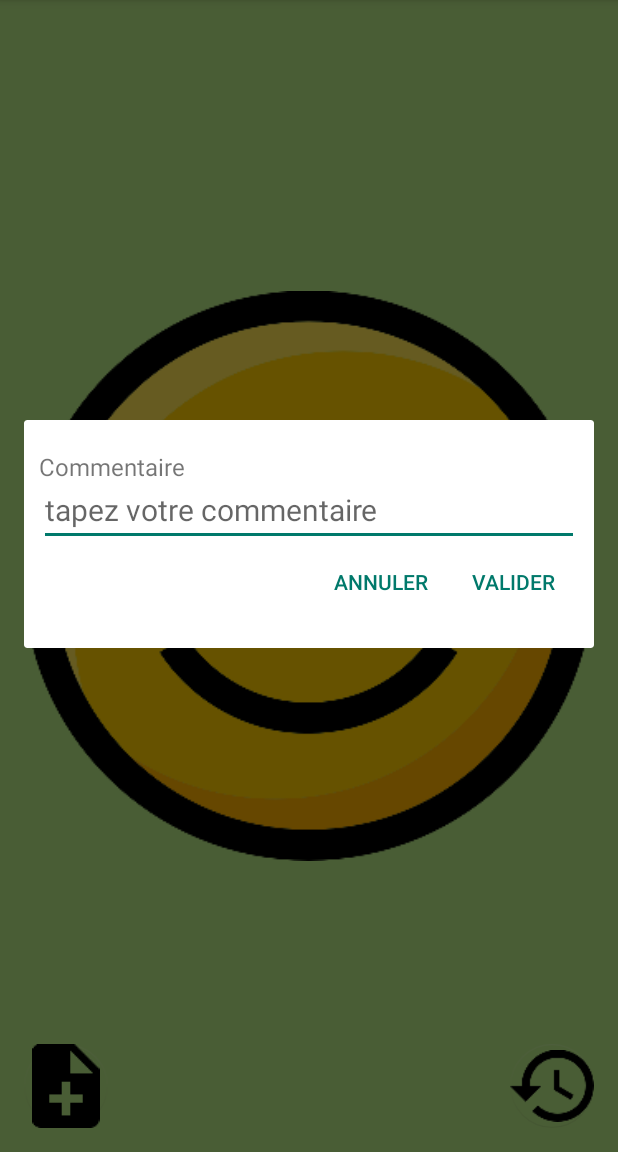
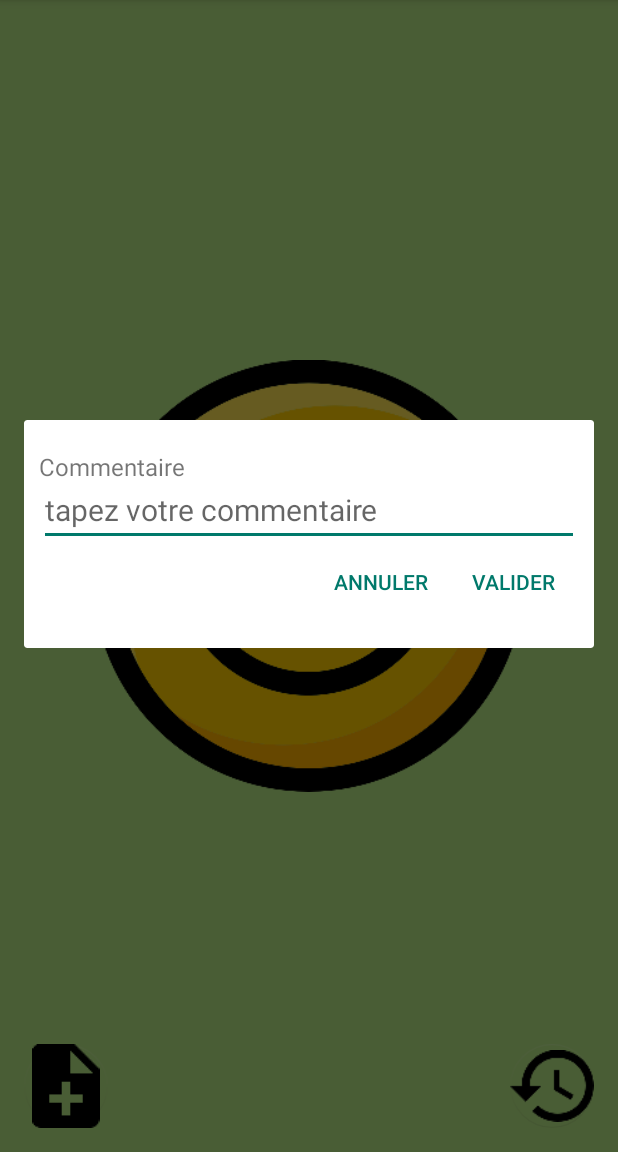
Before and after one commit to tboutisseau/MoodTracker, an Android app: the screen it shows after launch (MainActivity), after a tap on an icon or button, on a phone screen of 412 x 824 dp, the part 84-1236 px from its top. Run offline under Robolectric (Android 15) with nearby library versions, the phone set to English and light mode, and no system bars; 3 statements that could not run were skipped.

Commit message:
Deleted the onCompletionListener on the mediaplayer. Now releasing the mediaplayer if its not null before playing the sound.

```diff
--- a/app/build.gradle
+++ b/app/build.gradle
@@ -24,6 +24,7 @@ dependencies {
     implementation 'com.android.support.constraint:constraint-layout:1.1.3'
     implementation 'com.android.support:design:28.0.0'
     implementation 'com.android.support:support-v4:28.0.0'
+    implementation 'com.google.code.gson:gson:2.8.5'
     testImplementation 'junit:junit:4.12'
     androidTestImplementation 'com.android.support.test:runner:1.0.2'
     androidTestImplementation 'com.android.support.test.espresso:espresso-core:3.0.2'
--- a/app/src/main/java/com/tboutisseau/moodtracker/Controllers/Activities/MainActivity.java
+++ b/app/src/main/java/com/tboutisseau/moodtracker/Controllers/Activities/MainActivity.java
@@ -3,11 +3,8 @@ package com.tboutisseau.moodtracker.Controllers.Activities;
 import android.app.AlarmManager;
 import android.app.PendingIntent;
 import android.content.Intent;
-import android.media.AudioAttributes;
-import android.media.AudioManager;
+import android.content.SharedPreferences;
 import android.media.MediaPlayer;
-import android.media.SoundPool;
-import android.os.Build;
 import android.os.Bundle;
 import android.support.design.widget.FloatingActionButton;
 import android.support.v4.view.ViewPager;
@@ -19,10 +16,12 @@ import android.widget.Button;
 import android.widget.EditText;
 import android.widget.Toast;
 
+import com.google.gson.Gson;
 import com.tboutisseau.moodtracker.Controllers.Fragments.PageAdapter;
 import com.tboutisseau.moodtracker.Models.Mood;
 import com.tboutisseau.moodtracker.R;
 import com.tboutisseau.moodtracker.Utils.SaveDataReceiver;
+import com.tboutisseau.moodtracker.Utils.SharedPrefsUtils;
 import com.tboutisseau.moodtracker.Views.VerticalViewPager;
 
 import java.util.ArrayList;
@@ -34,6 +33,13 @@ public class MainActivity extends AppCompatActivity {
     //// Declaring variables
     private List<Mood> moodsList;
     private MediaPlayer mMediaPlayer;
+
+    private int mPosition;
+
+    private SharedPreferences mPreferences;
+    public static final String SHARED_PREFS = "SHARED_PREFS";
+    public static final String KEY_CURRENT_MOOD = "KEY_CURRENT_MOOD";
+    private Mood currentMood;
 
     // request code for the alarms pending intent
     public static final int ALARM_CODE = 3;
@@ -71,13 +77,13 @@ public class MainActivity extends AppCompatActivity {
      * Initiate the list of 5 moods
      */
     private void initData() {
-        if(moodsList == null) {
+        if (moodsList == null) {
             moodsList = new ArrayList<>();
-            Mood sadMood = new Mood(R.color.faded_red, R.drawable.smiley_sad, R.raw.sound1, "");
-            Mood disappointedMood = new Mood(R.color.warm_grey, R.drawable.smiley_disappointed, R.raw.sound2, "");
-            Mood normalMood = new Mood(R.color.cornflower_blue_65, R.drawable.smiley_normal, R.raw.sound3, "");
-            Mood happyMood = new Mood(R.color.light_sage, R.drawable.smiley_happy, R.raw.sound4, "");
-            Mood superHappyMood = new Mood(R.color.banana_yellow, R.drawable.smiley_super_happy, R.raw.sound5, "");
+            Mood sadMood = new Mood(R.color.faded_red, R.drawable.smiley_sad, R.raw.sound1, 0);
+            Mood disappointedMood = new Mood(R.color.warm_grey, R.drawable.smiley_disappointed, R.raw.sound2, 1);
+            Mood normalMood = new Mood(R.color.cornflower_blue_65, R.drawable.smiley_normal, R.raw.sound3, 2);
+            Mood happyMood = new Mood(R.color.light_sage, R.drawable.smiley_happy, R.raw.sound4, 3);
+            Mood superHappyMood = new Mood(R.color.banana_yellow, R.drawable.smiley_super_happy, R.raw.sound5, 4);
 
             moodsList.add(sadMood);
             moodsList.add(disappointedMood);
@@ -97,34 +103,44 @@ public class MainActivity extends AppCompatActivity {
 
         viewPager.setAdapter(adapter);
 
-        // Set Happy mood as default
-        viewPager.setCurrentItem(3);
+
+        mPosition = SharedPrefsUtils.getMoodPosition(this);
+
+
+        viewPager.setCurrentItem(mPosition);
+
 
 
         VerticalViewPager.OnPageChangeListener pageChangeListener = new ViewPager.SimpleOnPageChangeListener() {
 
             @Override
             public void onPageSelected(int position) {
+                SharedPrefsUtils.saveMoodPosition(MainActivity.this, position);
+                Toast.makeText(MainActivity.this, "position saved", Toast.LENGTH_SHORT).show();
+
                 Mood currentMood = moodsList.get(position);
                 int sound = currentMood.getMoodSound();
 
-                if (mMediaPlayer == null) {
-                    mMediaPlayer = MediaPlayer.create(MainActivity.this, sound);
+                if (mMediaPlayer != null) {
+                    mMediaPlayer.release();
                 }
+
+                mMediaPlayer = MediaPlayer.create(MainActivity.this, sound);
 
                 mMediaPlayer.start();
 
-                // When the sound is done playing, release the MediaPlayer
-                mMediaPlayer.setOnCompletionListener(new MediaPlayer.OnCompletionListener() {
-                    @Override
-                    public void onCompletion(MediaPlayer mp) {
-                        if (mMediaPlayer != null) {
-                            mMediaPlayer.release();
-                            mMediaPlayer = null;
-                            Toast.makeText(MainActivity.this, "MediaPlayer released", Toast.LENGTH_SHORT).show();
-                        }
-                    }
-                });
+//                // When the sound is done playing, release the MediaPlayer
+//                mMediaPlayer.setOnCompletionListener(new MediaPlayer.OnCompletionListener() {
+//                    @Override
+//                    public void onCompletion(MediaPlayer mp) {
+//                        if (mMediaPlayer != null) {
+//                            mMediaPlayer.release();
+//                            mMediaPlayer = null;
+//                            Toast.makeText(MainActivity.this, "MediaPlayer released", Toast.LENGTH_SHORT).show();
+//                        }
+//                    }
+//                });
+
             }
         };
 
@@ -196,13 +212,22 @@ public class MainActivity extends AppCompatActivity {
         startActivity(intent);
     }
 
+    @Override
+    protected void onPause() {
+        super.onPause();
+
+    }
+
     /**
-     * Release the soundpool when the activity stops to free up memory
+     * Release the MediaPlayer when the activity stops to free up memory
      */
     @Override
     public void onStop() {
         super.onStop();
-        mMediaPlayer.release();
+        if (mMediaPlayer != null) {
+            mMediaPlayer.release();
+        }
+
     }
 
 }
--- a/app/src/main/java/com/tboutisseau/moodtracker/Controllers/Fragments/MoodFragment.java
+++ b/app/src/main/java/com/tboutisseau/moodtracker/Controllers/Fragments/MoodFragment.java
@@ -38,6 +38,8 @@ public class MoodFragment extends Fragment {
      */
     public static MoodFragment newInstance(Mood mood) {
 
+        //TODO moodfragment.setBundle
+
         // Make new fragment
         MoodFragment moodFragment = new MoodFragment();
 
@@ -58,7 +60,7 @@ public class MoodFragment extends Fragment {
     public View onCreateView(LayoutInflater inflater, ViewGroup container,
                              Bundle savedInstanceState) {
 
-        // Get the layout
+        // Get the layout of the fragment
         View view = inflater.inflate(R.layout.fragment_mood, container, false);
 
         // Get the widgets from the layout
--- a/app/src/main/java/com/tboutisseau/moodtracker/Models/Mood.java
+++ b/app/src/main/java/com/tboutisseau/moodtracker/Models/Mood.java
@@ -12,20 +12,30 @@ public class Mood {
     private int moodBackgroundColor;
     private int moodSound;
     private String comment;
+    private int position;
 
     /** Constructor for the mood object
      *
      * @param moodIcon
      * @param moodBackgroundColor
      * @param moodSound
-     * @param comment
+     * @param position
      *
      */
-    public Mood (int moodBackgroundColor, int moodIcon, int moodSound, String comment) {
+    public Mood (int moodBackgroundColor, int moodIcon, int moodSound, int position) {
         this.moodBackgroundColor = moodBackgroundColor;
         this.moodIcon = moodIcon;
         this.moodSound = moodSound;
+        this.position = position;
+    }
+
+    protected Mood (String comment, int position) {
         this.comment = comment;
+        this.position = position;
+    }
+
+    public Mood (int moodBackgroundColor) {
+        this.moodBackgroundColor = moodBackgroundColor;
     }
 
 
--- a/app/src/main/res/layout/fragment_mood.xml
+++ b/app/src/main/res/layout/fragment_mood.xml
@@ -12,14 +12,20 @@
         android:id="@+id/mood_icon_imageview"
         android:layout_width="0dp"
         android:layout_height="0dp"
-        android:layout_marginStart="16dp"
-        android:layout_marginTop="16dp"
-        android:layout_marginEnd="16dp"
-        android:layout_marginBottom="16dp"
+        app:layout_constraintWidth_percent="0.7"
         app:layout_constraintBottom_toBottomOf="parent"
         app:layout_constraintEnd_toEndOf="parent"
         app:layout_constraintStart_toStartOf="parent"
         app:layout_constraintTop_toTopOf="parent"
-        app:layout_constraintVertical_bias="0.49" />
+        app:layout_constraintVertical_bias="0.49"
+        android:contentDescription="smiley" />
+
+    <android.support.constraint.Barrier
+        android:id="@+id/barrier"
+        android:layout_width="wrap_content"
+        android:layout_height="wrap_content"
+        app:barrierDirection="left"
+        app:constraint_referenced_ids="mood_icon_imageview"
+        tools:layout_editor_absoluteX="411dp" />
 
 </android.support.constraint.ConstraintLayout>
```
Also changed, not shown: app/src/main/java/com/tboutisseau/moodtracker/Controllers/Fragments/DisappointedMoodFragment.java (deleted, +0 -40 lines), app/src/main/java/com/tboutisseau/moodtracker/Controllers/Fragments/HappyMoodFragment.java (deleted, +0 -40 lines), app/src/main/java/com/tboutisseau/moodtracker/Controllers/Fragments/NormalMoodFragment.java (deleted, +0 -40 lines), app/src/main/java/com/tboutisseau/moodtracker/Controllers/Fragments/SadMoodFragment.java (deleted, +0 -40 lines), app/src/main/java/com/tboutisseau/moodtracker/Controllers/Fragments/SuperHappyMoodFragment.java (deleted, +0 -40 lines), app/src/main/java/com/tboutisseau/moodtracker/Utils/SaveDataReceiver.java (+14 -2 lines), app/src/main/java/com/tboutisseau/moodtracker/Utils/SharedPrefsUtils.java (added, +91 -0 lines).
